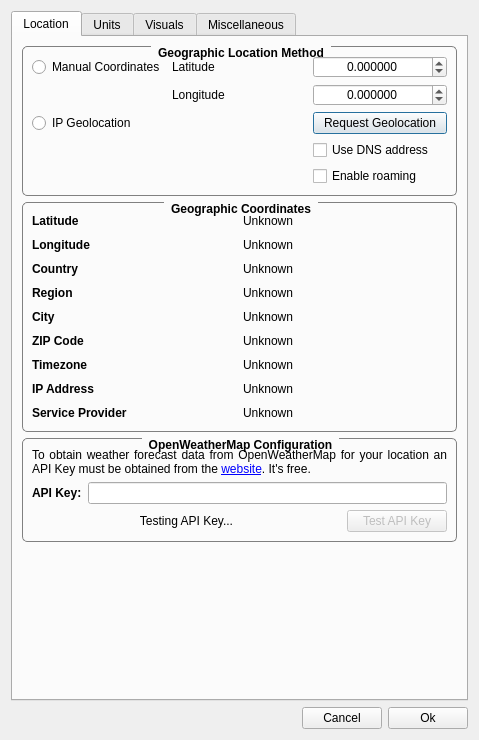
First picture: the form in ConfigurationDialog.ui, repository FelixdelasPozas/TrayWeather, before the edit.
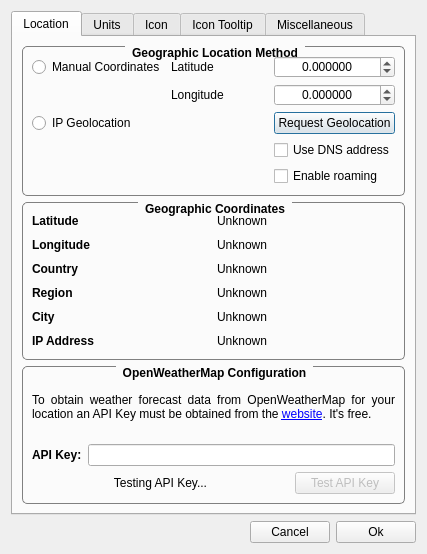
Second picture: the form after the edit. The open tabs and pages were chosen to show the change. Icons and pictures are not drawn. Custom widgets are drawn as their Qt base class.

Commit message: Smaller configuration dialog. Minor code cleanups. Bump to version 1.22.0

Diff of the .ui file:
```diff
--- a/ConfigurationDialog.ui
+++ b/ConfigurationDialog.ui
@@ -9,10 +9,28 @@
    <rect>
     <x>0</x>
     <y>0</y>
-    <width>479</width>
-    <height>740</height>
+    <width>427</width>
+    <height>554</height>
    </rect>
   </property>
+  <property name="sizePolicy">
+   <sizepolicy hsizetype="Preferred" vsizetype="Preferred">
+    <horstretch>0</horstretch>
+    <verstretch>0</verstretch>
+   </sizepolicy>
+  </property>
+  <property name="minimumSize">
+   <size>
+    <width>427</width>
+    <height>554</height>
+   </size>
+  </property>
+  <property name="maximumSize">
+   <size>
+    <width>427</width>
+    <height>554</height>
+   </size>
+  </property>
   <property name="windowTitle">
    <string>Configuration</string>
   </property>
@@ -29,14 +47,20 @@
   <layout class="QVBoxLayout" name="verticalLayout" stretch="1,0">
    <item>
     <widget class="QTabWidget" name="m_tabWidget">
+     <property name="tabPosition">
+      <enum>QTabWidget::North</enum>
+     </property>
+     <property name="tabShape">
+      <enum>QTabWidget::Rounded</enum>
+     </property>
      <property name="currentIndex">
-      <number>0</number>
+      <number>4</number>
      </property>
      <widget class="QWidget" name="tab">
       <attribute name="title">
        <string>Location</string>
       </attribute>
-      <layout class="QVBoxLayout" name="verticalLayout_7" stretch="0,0,0,1">
+      <layout class="QVBoxLayout" name="verticalLayout_7" stretch="0,0,0">
        <item>
         <widget class="QGroupBox" name="groupBox_4">
          <property name="sizePolicy">
@@ -67,7 +91,7 @@
          <property name="title">
           <string>Geographic Location Method</string>
          </property>
-         <layout class="QVBoxLayout" name="verticalLayout_5">
+         <layout class="QVBoxLayout" name="verticalLayout_5" stretch="0">
           <item>
            <layout class="QGridLayout" name="gridLayout_3" columnstretch="1,1,1">
             <item row="0" column="1">
@@ -260,6 +284,9 @@
          <property name="title">
           <string>Geographic Coordinates</string>
          </property>
+         <property name="flat">
+          <bool>false</bool>
+         </property>
          <layout class="QVBoxLayout" name="verticalLayout_2">
           <item>
            <layout class="QGridLayout" name="gridLayout_2" columnstretch="1,1">
@@ -439,7 +466,7 @@
               </property>
              </widget>
             </item>
-            <item row="7" column="1">
+            <item row="5" column="1">
              <widget class="QLabel" name="m_ip">
               <property name="minimumSize">
                <size>
@@ -458,32 +485,7 @@
               </property>
              </widget>
             </item>
-            <item row="6" column="0">
-             <widget class="QLabel" name="label_4">
-              <property name="minimumSize">
-               <size>
-                <width>0</width>
-                <height>18</height>
-               </size>
-              </property>
-              <property name="maximumSize">
-               <size>
-                <width>16777215</width>
-                <height>18</height>
-               </size>
-              </property>
-              <property name="font">
-               <font>
-                <weight>75</weight>
-                <bold>true</bold>
-               </font>
-              </property>
-              <property name="text">
-               <string>Timezone</string>
-              </property>
-             </widget>
-            </item>
-            <item row="7" column="0">
+            <item row="5" column="0">
              <widget class="QLabel" name="label_3">
               <property name="minimumSize">
                <size>
@@ -508,69 +510,6 @@
               </property>
              </widget>
             </item>
-            <item row="6" column="1">
-             <widget class="QLabel" name="m_timezone">
-              <property name="minimumSize">
-               <size>
-                <width>0</width>
-                <height>18</height>
-               </size>
-              </property>
-              <property name="maximumSize">
-               <size>
-                <width>16777215</width>
-                <height>18</height>
-               </size>
-              </property>
-              <property name="text">
-               <string notr="true">Unknown</string>
-              </property>
-             </widget>
-            </item>
-            <item row="5" column="0">
-             <widget class="QLabel" name="label_6">
-              <property name="minimumSize">
-               <size>
-                <width>0</width>
-                <height>18</height>
-               </size>
-              </property>
-              <property name="maximumSize">
-               <size>
-                <width>16777215</width>
-                <height>18</height>
-               </size>
-              </property>
-              <property name="font">
-               <font>
-                <weight>75</weight>
-                <bold>true</bold>
-               </font>
-              </property>
-              <property name="text">
-               <string>ZIP Code</string>
-              </property>
-             </widget>
-            </item>
-            <item row="5" column="1">
-             <widget class="QLabel" name="m_zipCode">
-              <property name="minimumSize">
-               <size>
-                <width>0</width>
-                <height>18</height>
-               </size>
-              </property>
-              <property name="maximumSize">
-               <size>
-                <width>16777215</width>
-                <height>18</height>
-               </size>
-              </property>
-              <property name="text">
-               <string notr="true">Unknown</string>
-              </property>
-             </widget>
-            </item>
             <item row="4" column="1">
              <widget class="QLabel" name="m_city">
               <property name="minimumSize">
@@ -615,50 +554,6 @@
               </property>
              </widget>
             </item>
-            <item row="8" column="0">
-             <widget class="QLabel" name="label_8">
-              <property name="minimumSize">
-               <size>
-                <width>0</width>
-                <height>18</height>
-               </size>
-              </property>
-              <property name="maximumSize">
-               <size>
-                <width>16777215</width>
-                <height>18</height>
-               </size>
-              </property>
-              <property name="font">
-               <font>
-                <weight>75</weight>
-                <bold>true</bold>
-               </font>
-              </property>
-              <property name="text">
-               <string>Service Provider</string>
-              </property>
-             </widget>
-            </item>
-            <item row="8" column="1">
-             <widget class="QLabel" name="m_isp">
-              <property name="minimumSize">
-               <size>
-                <width>0</width>
-                <height>18</height>
-               </size>
-              </property>
-              <property name="maximumSize">
-               <size>
-                <width>16777215</width>
-                <height>18</height>
-               </size>
-              </property>
-              <property name="text">
-               <string notr="true">Unknown</string>
-              </property>
-             </widget>
-            </item>
            </layout>
           </item>
          </layout>
@@ -774,26 +669,13 @@
          </layout>
         </widget>
        </item>
-       <item>
-        <spacer name="verticalSpacer_2">
-         <property name="orientation">
-          <enum>Qt::Vertical</enum>
-         </property>
-         <property name="sizeHint" stdset="0">
-          <size>
-           <width>20</width>
-           <height>0</height>
-          </size>
-         </property>
-        </spacer>
-       </item>
       </layout>
      </widget>
      <widget class="QWidget" name="tab_3">
       <attribute name="title">
        <string>Units</string>
       </attribute>
-      <layout class="QVBoxLayout" name="verticalLayout_9" stretch="0,0,0,1">
+      <layout class="QVBoxLayout" name="verticalLayout_9" stretch="0,0,0,0">
        <item>
         <widget class="QGroupBox" name="groupBox_5">
          <property name="font">
@@ -1231,7 +1113,7 @@
         </widget>
        </item>
        <item>
-        <spacer name="verticalSpacer">
+        <spacer name="verticalSpacer_2">
          <property name="orientation">
           <enum>Qt::Vertical</enum>
          </property>
@@ -1247,44 +1129,13 @@
      </widget>
      <widget class="QWidget" name="tab_2">
       <attribute name="title">
-       <string>Visuals</string>
+       <string>Icon</string>
       </attribute>
       <layout class="QVBoxLayout" name="verticalLayout_8" stretch="0,0">
        <item>
-        <widget class="QGroupBox" name="groupBox">
-         <property name="sizePolicy">
-          <sizepolicy hsizetype="Preferred" vsizetype="Fixed">
-           <horstretch>0</horstretch>
-           <verstretch>0</verstretch>
-          </sizepolicy>
-         </property>
-         <property name="font">
-          <font>
-           <weight>75</weight>
-           <bold>true</bold>
-          </font>
-         </property>
-         <property name="styleSheet">
-          <string notr="true">QGroupBox {
-    border: 1px solid gray;
-    border-radius: 5px;
-    margin-top: 2ex;
-}
-
-QGroupBox::title {
-    subcontrol-origin: margin;
-    subcontrol-position: top center; /* position at the top center */
-    padding: 0px 5px;
-}</string>
-         </property>
-         <property name="title">
-          <string>Tray Icon</string>
-         </property>
-         <layout class="QVBoxLayout" name="_2">
-          <item>
            <layout class="QGridLayout" name="gridLayout_6" columnstretch="0,1">
             <item row="2" column="0">
-             <widget class="QLabel" name="label_16">
+          <widget class="QLabel" name="m_textColorLabel">
               <property name="minimumSize">
                <size>
                 <width>0</width>
@@ -1352,7 +1203,7 @@
              </widget>
             </item>
             <item row="1" column="0">
-             <widget class="QLabel" name="label_32">
+          <widget class="QLabel" name="m_iconThemeLabel">
               <property name="minimumSize">
                <size>
                 <width>100</width>
@@ -1374,7 +1225,7 @@
              </widget>
             </item>
             <item row="1" column="1">
-             <layout class="QHBoxLayout" name="horizontalLayout_10" stretch="1,0,0">
+          <layout class="QHBoxLayout" name="m_iconThemeLayout" stretch="1,0,0">
               <item>
                <widget class="QComboBox" name="m_trayIconTheme">
                 <property name="toolTip">
@@ -1420,7 +1271,7 @@
              </layout>
             </item>
             <item row="2" column="1">
-             <layout class="QHBoxLayout" name="horizontalLayout_4" stretch="0,0,1">
+          <layout class="QHBoxLayout" name="m_tempLayout_1" stretch="0,0,1">
               <item>
                <widget class="QRadioButton" name="m_fixed">
                 <property name="minimumSize">
@@ -1475,7 +1326,7 @@
              </layout>
             </item>
             <item row="3" column="1">
-             <layout class="QHBoxLayout" name="horizontalLayout_6" stretch="0,0,1,0">
+          <layout class="QHBoxLayout" name="m_tempLayout_2" stretch="0,0,1,0">
               <item>
                <widget class="QRadioButton" name="m_variable">
                 <property name="minimumSize">
@@ -1555,7 +1406,7 @@
              </layout>
             </item>
             <item row="4" column="1">
-             <layout class="QHBoxLayout" name="horizontalLayout_7">
+          <layout class="QHBoxLayout" name="m_tempLayout_3">
               <item>
                <widget class="QLabel" name="m_from">
                 <property name="minimumSize">
@@ -1641,7 +1492,7 @@
              </layout>
             </item>
             <item row="5" column="1">
-             <layout class="QHBoxLayout" name="horizontalLayout_3" stretch="0,1">
+          <layout class="QHBoxLayout" name="m_tempLayout_4" stretch="0,1">
               <item>
                <widget class="QCheckBox" name="m_border">
                 <property name="minimumSize">
@@ -1680,7 +1531,7 @@
              </layout>
             </item>
             <item row="7" column="1">
-             <layout class="QHBoxLayout" name="horizontalLayout_8">
+          <layout class="QHBoxLayout" name="m_tempLayout_5">
               <item>
                <widget class="QPushButton" name="m_fontButton">
                 <property name="toolTip">
@@ -1713,7 +1564,7 @@
              </layout>
             </item>
             <item row="7" column="0">
-             <widget class="QLabel" name="label_18">
+          <widget class="QLabel" name="m_textFontLabel">
               <property name="font">
                <font>
                 <weight>75</weight>
@@ -1732,7 +1583,7 @@
              </widget>
             </item>
             <item row="8" column="1">
-             <layout class="QHBoxLayout" name="horizontalLayout_13" stretch="0,1">
+          <layout class="QHBoxLayout" name="m_tempLayout_6" stretch="0,1">
               <item>
                <widget class="QCheckBox" name="m_stretch">
                 <property name="minimumSize">
@@ -1762,7 +1613,7 @@
              </layout>
             </item>
             <item row="9" column="0">
-             <widget class="QLabel" name="label_21">
+          <widget class="QLabel" name="m_tempIconSizeLabel">
               <property name="minimumSize">
                <size>
                 <width>0</width>
@@ -1787,7 +1638,7 @@
              </widget>
             </item>
             <item row="9" column="1">
-             <layout class="QHBoxLayout" name="horizontalLayout_14">
+          <layout class="QHBoxLayout" name="m_tempLayout_7">
               <item>
                <widget class="QSlider" name="m_iconSize">
                 <property name="toolTip">
@@ -1827,43 +1678,26 @@
             </item>
            </layout>
           </item>
-         </layout>
-        </widget>
-       </item>
-       <item>
-        <widget class="QGroupBox" name="m_tooltipBox">
-         <property name="sizePolicy">
-          <sizepolicy hsizetype="Preferred" vsizetype="Fixed">
-           <horstretch>0</horstretch>
-           <verstretch>0</verstretch>
-          </sizepolicy>
-         </property>
-         <property name="font">
-          <font>
-           <weight>75</weight>
-           <bold>true</bold>
-          </font>
-         </property>
-         <property name="toolTip">
-          <string>Configure the tray icon tooltip text. </string>
-         </property>
-         <property name="styleSheet">
-          <string notr="true">QGroupBox {
-    border: 1px solid gray;
-    border-radius: 5px;
-    margin-top: 2ex;
-}
-
-QGroupBox::title {
-    subcontrol-origin: margin;
-    subcontrol-position: top center; /* position at the top center */
-    padding: 0px 5px;
-}</string>
-         </property>
-         <property name="title">
-          <string>Tray Tooltip</string>
-         </property>
-         <layout class="QVBoxLayout" name="_3">
+       <item>
+        <spacer name="verticalSpacer_3">
+         <property name="orientation">
+          <enum>Qt::Vertical</enum>
+         </property>
+         <property name="sizeHint" stdset="0">
+          <size>
+           <width>20</width>
+           <height>40</height>
+          </size>
+         </property>
+        </spacer>
+       </item>
+      </layout>
+     </widget>
+     <widget class="QWidget" name="tab_5">
+      <attribute name="title">
+       <string>Icon Tooltip</string>
+      </attribute>
+      <layout class="QVBoxLayout" name="verticalLayout_6" stretch="0,0,1,0">
           <item>
            <widget class="QLabel" name="label_23">
             <property name="text">
@@ -1918,7 +1752,7 @@
           <item>
            <widget class="QListWidget" name="m_tooltipList">
             <property name="sizePolicy">
-             <sizepolicy hsizetype="Expanding" vsizetype="Fixed">
+          <sizepolicy hsizetype="Expanding" vsizetype="Expanding">
               <horstretch>0</horstretch>
               <verstretch>0</verstretch>
              </sizepolicy>
@@ -1992,14 +1826,11 @@
           </item>
          </layout>
         </widget>
-       </item>
-      </layout>
-     </widget>
      <widget class="QWidget" name="tab_4">
       <attribute name="title">
        <string>Miscellaneous</string>
       </attribute>
-      <layout class="QVBoxLayout" name="verticalLayout_3" stretch="0,0,1">
+      <layout class="QVBoxLayout" name="verticalLayout_3" stretch="0,0,0,0">
        <item>
         <layout class="QGridLayout" name="gridLayout">
          <property name="verticalSpacing">
@@ -2236,6 +2067,13 @@
          </item>
         </layout>
        </item>
+       <item>
+        <widget class="Line" name="line">
+         <property name="orientation">
+          <enum>Qt::Horizontal</enum>
+         </property>
+        </widget>
+       </item>
        <item>
         <widget class="QLabel" name="label_28">
          <property name="text">
@@ -2250,13 +2088,10 @@
         </widget>
        </item>
        <item>
-        <spacer name="verticalSpacer_3">
+        <spacer name="verticalSpacer_5">
          <property name="orientation">
           <enum>Qt::Vertical</enum>
          </property>
-         <property name="sizeType">
-          <enum>QSizePolicy::MinimumExpanding</enum>
-         </property>
          <property name="sizeHint" stdset="0">
           <size>
            <width>20</width>
```
Lines whose indentation alone changed are shown as unchanged. The commit also changes 7 other files.
